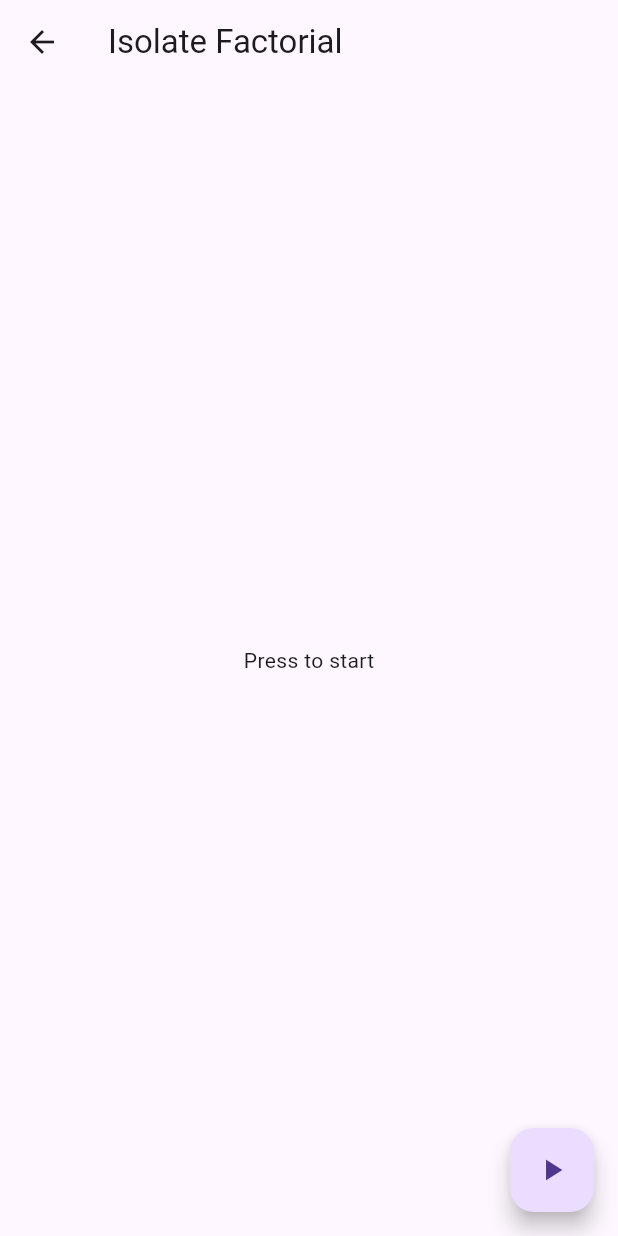
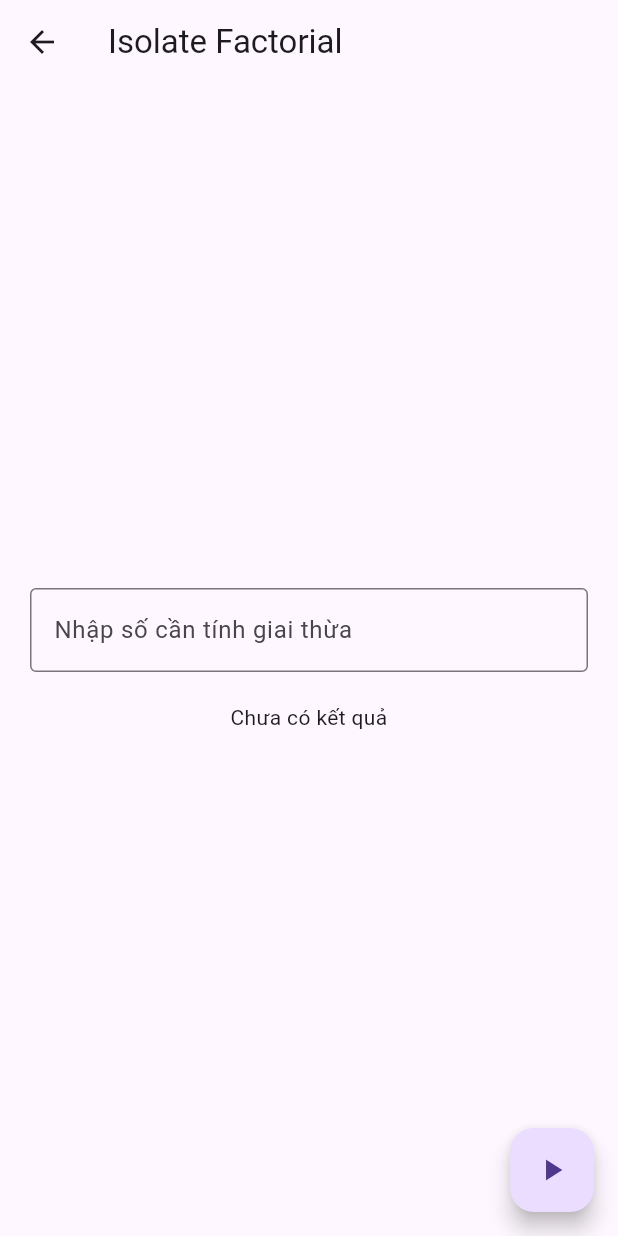
Before and after one commit to NguyenDuyLam123/Exercise_Week_4, a Flutter app: the screen it shows after launch, after a tap on "5. Isolate Factorial 1", on a phone screen of 412 x 824 dp. Run offline on Flutter 3.47's test engine with Material 3 defaults, Android fonts, the phone set to English and light mode, and no system bars; our stand-ins replace shared_preferences.

Commit message:
UpdateTextField factorial UI

```diff
--- a/lib/factorial_page1.dart
+++ b/lib/factorial_page1.dart
@@ -3,7 +3,9 @@ import 'package:flutter/foundation.dart';
 
 BigInt factorial(int n) {
   BigInt result = BigInt.one;
-  for (int i = 1; i <= n; i++) result *= BigInt.from(i);
+  for (int i = 1; i <= n; i++) {
+    result *= BigInt.from(i);
+  }
   return result;
 }
 
@@ -15,13 +17,33 @@ class FactorialPage extends StatefulWidget {
 class _FactorialPageState extends State<FactorialPage> {
   bool loading = false;
   String result = "";
+  TextEditingController numberCtrl = TextEditingController();
 
   void calc() async {
-    setState(()=>loading=true);
-    BigInt out = await compute(factorial, 30000);
+    if (numberCtrl.text.isEmpty) {
+      ScaffoldMessenger.of(context).showSnackBar(
+        SnackBar(content: Text("❗Hãy nhập số cần tính")),
+      );
+      return;
+    }
+
+    int? n = int.tryParse(numberCtrl.text);
+    if (n == null || n < 0) {
+      ScaffoldMessenger.of(context).showSnackBar(
+        SnackBar(content: Text("⚠ Giá trị không hợp lệ")),
+      );
+      return;
+    }
+
+    setState(() => loading = true);
+
+    BigInt out = await compute(factorial, n);
+
     setState(() {
-      loading=false;
-      result = out.toString().substring(0,200)+"...";
+      loading = false;
+      result = out.toString().length > 200
+          ? out.toString().substring(0, 200) + "..."
+          : out.toString();
     });
   }
 
@@ -29,8 +51,28 @@ class _FactorialPageState extends State<FactorialPage> {
   Widget build(BuildContext context) {
     return Scaffold(
       appBar: AppBar(title: Text("Isolate Factorial")),
-      body: Center(
-        child: loading ? CircularProgressIndicator() : Text(result.isEmpty ? "Press to start" : result),
+      body: Padding(
+        padding: EdgeInsets.all(20),
+        child: Column(
+          mainAxisAlignment: MainAxisAlignment.center,
+          children: [
+            TextField(
+              controller: numberCtrl,
+              keyboardType: TextInputType.number,
+              decoration: InputDecoration(
+                labelText: "Nhập số cần tính giai thừa",
+                border: OutlineInputBorder(),
+              ),
+            ),
+            SizedBox(height: 20),
+            loading
+                ? CircularProgressIndicator()
+                : Text(
+              result.isEmpty ? "Chưa có kết quả" : result,
+              textAlign: TextAlign.center,
+            ),
+          ],
+        ),
       ),
       floatingActionButton: FloatingActionButton(
         onPressed: calc,
```
